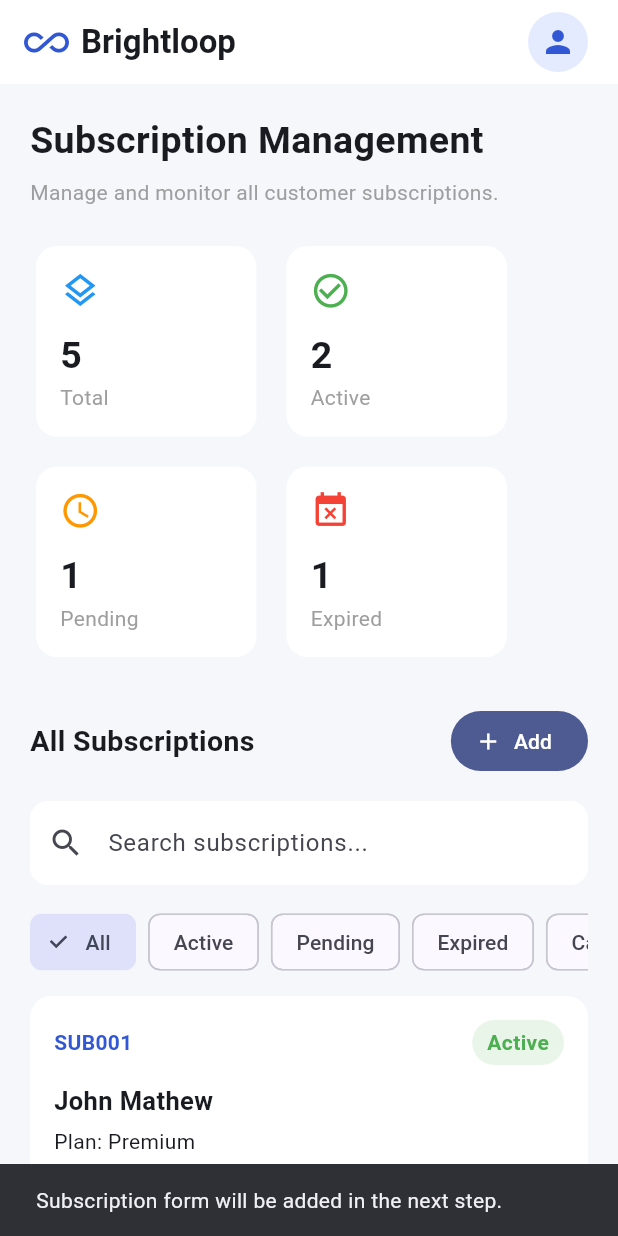
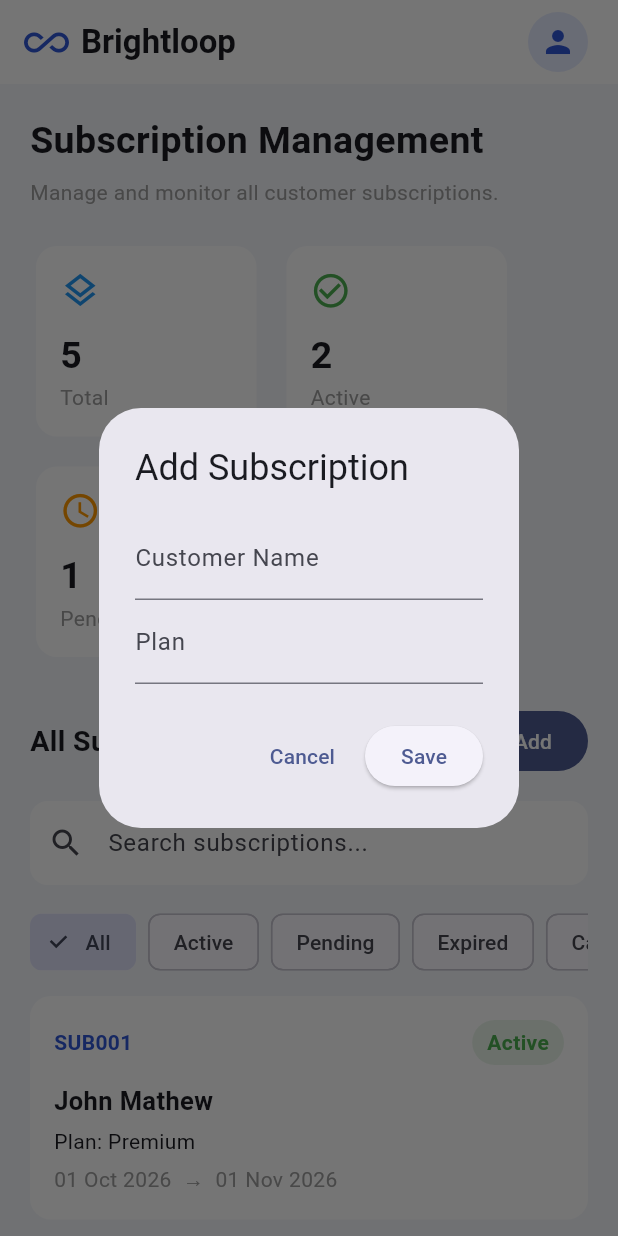
Before and after one commit to ZiyanBiju/Make-a-ton-x-odoo-project, a Flutter app: the screen it shows after launch, after a tap on "Add", on a phone screen of 412 x 824 dp. Run offline on Flutter 3.47's test engine with Material 3 defaults, Android fonts, the phone set to English and light mode, and no system bars; our stand-ins replace dio.

Commit message:
Add subscription creation form

```diff
--- a/lib/main.dart
+++ b/lib/main.dart
@@ -121,10 +121,17 @@
   }
 
   void addSubscription() {
-    ScaffoldMessenger.of(context).showSnackBar(
-      const SnackBar(
-        content: Text('Subscription form will be added in the next step.'),
-      ),
+    showDialog(
+      context: context,
+      builder: (context) {
+        return AddSubscriptionDialog(
+          onSave: (subscription) {
+            setState(() {
+              subscriptions.add(subscription);
+            });
+          },
+        );
+      },
     );
   }
 
@@ -367,3 +374,81 @@
     );
   }
 }
+
+class AddSubscriptionDialog extends StatefulWidget {
+  final Function(Subscription) onSave;
+
+  const AddSubscriptionDialog({super.key, required this.onSave});
+
+  @override
+  State<AddSubscriptionDialog> createState() => _AddSubscriptionDialogState();
+}
+
+class _AddSubscriptionDialogState extends State<AddSubscriptionDialog> {
+  final _formKey = GlobalKey<FormState>();
+
+  final _customerController = TextEditingController();
+  final _planController = TextEditingController();
+
+  DateTime _startDate = DateTime.now();
+  DateTime _endDate = DateTime.now().add(const Duration(days: 30));
+
+  @override
+  void dispose() {
+    _customerController.dispose();
+    _planController.dispose();
+    super.dispose();
+  }
+
+  @override
+  Widget build(BuildContext context) {
+    return AlertDialog(
+      title: const Text('Add Subscription'),
+      content: Form(
+        key: _formKey,
+        child: Column(
+          mainAxisSize: MainAxisSize.min,
+          children: [
+            TextFormField(
+              controller: _customerController,
+              decoration: const InputDecoration(labelText: 'Customer Name'),
+              validator: (value) =>
+                  value == null || value.isEmpty ? 'Enter customer name' : null,
+            ),
+            TextFormField(
+              controller: _planController,
+              decoration: const InputDecoration(labelText: 'Plan'),
+              validator: (value) =>
+                  value == null || value.isEmpty ? 'Enter plan' : null,
+            ),
+          ],
+        ),
+      ),
+      actions: [
+        TextButton(
+          onPressed: () => Navigator.pop(context),
+          child: const Text('Cancel'),
+        ),
+        ElevatedButton(
+          onPressed: () {
+            if (_formKey.currentState!.validate()) {
+              final subscription = Subscription(
+                id: 'SUB${DateTime.now().millisecondsSinceEpoch}',
+                customer: _customerController.text,
+                plan: _planController.text,
+                startDate:
+                    '${_startDate.day}/${_startDate.month}/${_startDate.year}',
+                endDate: '${_endDate.day}/${_endDate.month}/${_endDate.year}',
+                status: 'Pending',
+              );
+
+              widget.onSave(subscription);
+              Navigator.pop(context);
+            }
+          },
+          child: const Text('Save'),
+        ),
+      ],
+    );
+  }
+}
```
